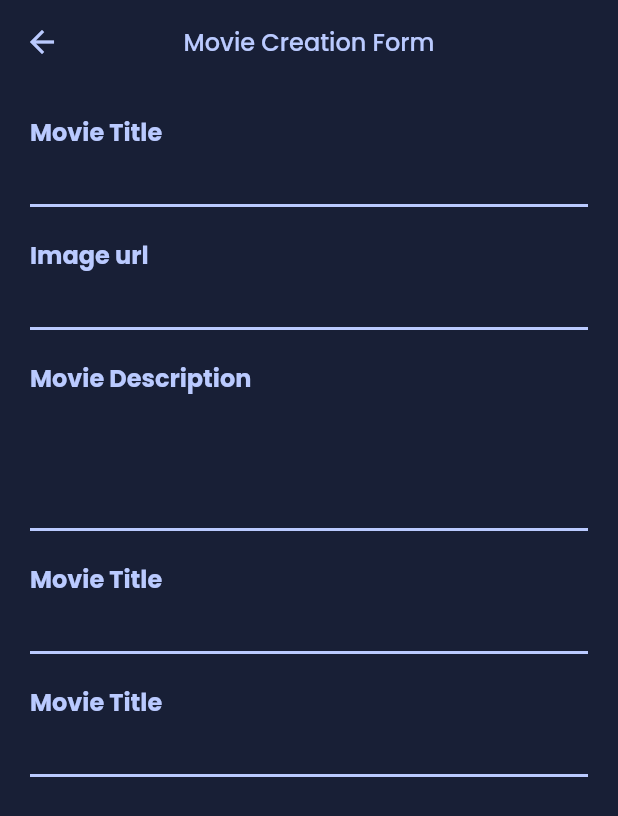
After one commit to aldaineclarke/mangamania, a Flutter app: the CustomMovieCreationScreen screen opened by its route, on a phone screen of 412 x 824 dp. The commit adds this screen. Shown: the top 816 px of the screen. Run offline on Flutter 3.47's test engine with Material 2 defaults, Android fonts, the light colour scheme and no system bars; our stand-ins replace flutter_secure_storage; accounts and stored records are empty; network calls fail.

Commit message:
created route for adding movie

```diff
--- a/lib/main.dart
+++ b/lib/main.dart
@@ -1,4 +1,5 @@
 import 'package:flutter/material.dart';
+import 'package:moviemania/screens/createCustomMovieScreen.dart';
 import 'package:moviemania/screens/customMovieHomeScreen.dart';
 import 'package:moviemania/screens/homeScreen.dart';
 import 'package:moviemania/screens/loginScreen.dart';
@@ -35,6 +36,7 @@ class MyApp extends StatelessWidget {
       routes: {
         "/home": (context)=> const HomeScreen(),
         "/customMovie": (context)=> const CustomMovieHomeScreen(),
+        "/createCustomMovie": (context)=> const CustomMovieCreationScreen(),
         "/movie": (context)=> const MovieScreen(),
         "/login": (context)=> const LoginPage()
       },
--- /dev/null
+++ b/lib/screens/createCustomMovieScreen.dart
@@ -0,0 +1,120 @@
+import 'package:flutter/material.dart';
+import 'package:moviemania/utilities/colors.dart';
+class CustomMovieCreationScreen extends StatelessWidget {
+  const CustomMovieCreationScreen({Key? key}) : super(key: key);
+
+  @override
+  Widget build(BuildContext context) {
+    return Scaffold(
+      backgroundColor: AppColors.primaryColor,
+      appBar: AppBar(
+        backgroundColor: Colors.transparent,
+        leading: Icon(Icons.arrow_back),
+        centerTitle: true,
+        iconTheme: IconThemeData(color:AppColors.titleColor ),
+        title: Text("Movie Creation Form", style: TextStyle(color:AppColors.titleColor),),
+        elevation: 0,
+      ),
+      body: const Center(
+        child:  MovieForm()
+      ),
+    );
+  }
+}
+
+
+class MovieForm extends StatefulWidget {
+  const MovieForm({Key? key}) : super(key: key);
+
+  @override
+  State<MovieForm> createState() => _MovieFormState();
+}
+
+class _MovieFormState extends State<MovieForm> {
+      final titleController = TextEditingController();
+      final descriptionController = TextEditingController();
+      final imageController = TextEditingController();
+      final release_dateController = TextEditingController();
+      final video_urlController = TextEditingController();
+
+
+      Map _requestState = {
+        "hasError" : false,
+        "message": "",
+        "pending": false,
+      };
+  @override
+  Widget build(BuildContext context) {
+    return Container(
+      padding: EdgeInsets.all(20),
+      child: ListView(
+        children: [Column(
+          crossAxisAlignment: CrossAxisAlignment.start,
+          children: [
+            Text("Movie Title", style: TextStyle(color: AppColors.titleColor, fontSize: 16, fontWeight: FontWeight.bold),),
+            TextFormField(
+              controller: titleController,
+              style: TextStyle(color:AppColors.titleColor),
+              decoration: InputDecoration(
+                errorText: (_requestState["hasError"] && !(_requestState["message"].toString().contains("password")))? _requestState["message"]: null,
+                isDense: true,
+                enabledBorder: UnderlineInputBorder(borderSide: BorderSide(color: AppColors.titleColor, width:2)),
+              ),
+            ),
+            SizedBox(height: 20),
+            Text("Image url", style: TextStyle(color: AppColors.titleColor, fontSize: 16, fontWeight: FontWeight.bold),),
+            TextFormField(
+
+              controller: imageController,
+              keyboardType: TextInputType.url,
+              style: TextStyle(color:AppColors.titleColor),
+              decoration: InputDecoration(
+                errorText: (_requestState["hasError"] && !(_requestState["message"].toString().contains("password")))? _requestState["message"]: null,
+                isDense: true,
+                enabledBorder: UnderlineInputBorder(borderSide: BorderSide(color: AppColors.titleColor, width:2)),
+              ),
+            ),
+            SizedBox(height: 20),
+            Text("Movie Description", style: TextStyle(color: AppColors.titleColor, fontSize: 16, fontWeight: FontWeight.bold),),
+            TextFormField(
+              controller: descriptionController,
+              minLines: 3,
+              maxLines: 4,
+              keyboardType: TextInputType.multiline,
+              style: TextStyle(color:AppColors.titleColor, ),
+              decoration: InputDecoration(
+                errorText: (_requestState["hasError"] && !(_requestState["message"].toString().contains("password")))? _requestState["message"]: null,
+                enabledBorder: UnderlineInputBorder(borderSide: BorderSide(color: AppColors.titleColor, width:2)),
+              ),
+            ),
+            SizedBox(height: 20),
+            Text("Movie Title", style: TextStyle(color: AppColors.titleColor, fontSize: 16, fontWeight: FontWeight.bold),),
+            TextFormField(
+              controller: titleController,
+              style: TextStyle(color:AppColors.titleColor),
+              decoration: InputDecoration(
+                errorText: (_requestState["hasError"] && !(_requestState["message"].toString().contains("password")))? _requestState["message"]: null,
+                isDense: true,
+                enabledBorder: UnderlineInputBorder(borderSide: BorderSide(color: AppColors.titleColor, width:2)),
+              ),
+            ),
+            SizedBox(height: 20),
+            Text("Movie Title", style: TextStyle(color: AppColors.titleColor, fontSize: 16, fontWeight: FontWeight.bold),),
+            TextFormField(
+              controller: titleController,
+              style: TextStyle(color:AppColors.titleColor),
+              decoration: InputDecoration(
+                errorText: (_requestState["hasError"] && !(_requestState["message"].toString().contains("password")))? _requestState["message"]: null,
+                isDense: true,
+                enabledBorder: UnderlineInputBorder(borderSide: BorderSide(color: AppColors.titleColor, width:2)),
+              ),
+            ),
+            SizedBox(height: 20),
+
+          ],
+        ),
+      ]
+      ),
+    );
+  }
+}
```
